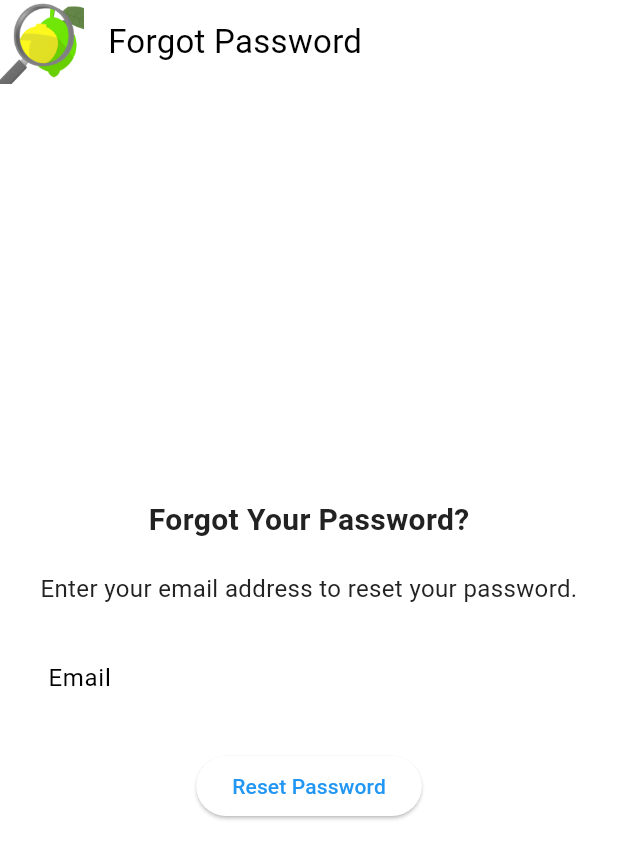
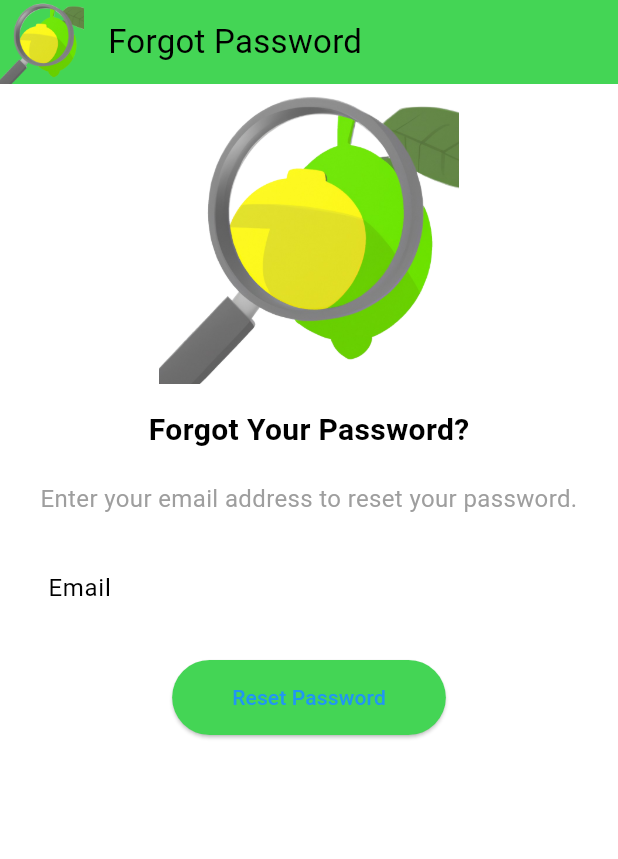
Before and after one commit to Sourav-Malani/Detect-Citrus-Canker, a Flutter app: the ForgotPasswordScreen screen opened directly, on a phone screen of 412 x 824 dp. Shown: the top 859 px of the screen. Run offline on Flutter 3.47's test engine with Material 3 defaults, Android fonts, the phone set to English and light mode, and no system bars; our stand-ins replace camera, cloud_firestore, connectivity_plus, easy_localization, firebase_auth, firebase_core and 16 more; missing offline and left inert: tflite_flutter_helper_plus, tflite_flutter_plus; accounts and stored records are empty; network calls fail.

Commit message:
updated reset password page

```diff
--- a/lib/Community3/screens/forgot_password_screen.dart
+++ b/lib/Community3/screens/forgot_password_screen.dart
@@ -1,3 +1,4 @@
+import 'package:canker_detect/utils/colors.dart';
 import 'package:flutter/material.dart';
 import 'package:canker_detect/Community3/resources/auth_methods.dart';
 
@@ -56,10 +57,20 @@ class ForgotPasswordScreen extends StatelessWidget {
     return Scaffold(
       appBar: AppBar(
         title: Text("Forgot Password"),
-        leading: Image.asset('assets/icon/icon.png',height:20,width:20),
+        backgroundColor: mobileBackgroundColor,
+        leading: Image.asset('assets/icon/icon.png', height: 20, width: 20),
       ),
-      body: Center(
-        child: Padding(
+      body: SingleChildScrollView(
+        child: Column(
+          mainAxisAlignment: MainAxisAlignment.center,
+          children: <Widget>[
+            Image.asset(
+              'assets/icon/icon.png', // Replace this with your image path
+              height: 200, // Set the desired height
+              width: 200, // Adjust the width to stretch across the screen
+              fit: BoxFit.cover,
+            ),
+            Padding(
               padding: EdgeInsets.all(16.0),
               child: Column(
                 mainAxisAlignment: MainAxisAlignment.center,
@@ -67,6 +78,7 @@ class ForgotPasswordScreen extends StatelessWidget {
                   Text(
                     "Forgot Your Password?",
                     style: TextStyle(
+                      color: Colors.black,
                       fontSize: 20,
                       fontWeight: FontWeight.bold,
                     ),
@@ -75,7 +87,7 @@ class ForgotPasswordScreen extends StatelessWidget {
                   Text(
                     "Enter your email address to reset your password.",
                     textAlign: TextAlign.center,
-                style: TextStyle(fontSize: 16),
+                    style: TextStyle(fontSize: 16, color: Colors.grey),
                   ),
                   SizedBox(height: 20),
                   TextFormField(
@@ -90,9 +102,21 @@ class ForgotPasswordScreen extends StatelessWidget {
                   ElevatedButton(
                     onPressed: () => resetPassword(context), // Pass the context
                     child: Text("Reset Password"),
+                    style: ElevatedButton.styleFrom(
+                      shape: RoundedRectangleBorder(
+                        borderRadius: BorderRadius.circular(30.0), // Make the button round
+                      ),
+                      primary: mobileBackgroundColor, // Change background color
+                      padding: EdgeInsets.symmetric(
+                        horizontal: 40.0,
+                        vertical: 15.0,
+                      ),
+                    ),
                   ),
                 ],
               ),
+            ),
+          ],
         ),
       ),
     );
```
Also changed, not shown: lib/Community3/screens/signupscreen.dart (+76 -36 lines). Lines whose indentation alone changed are shown as unchanged.
